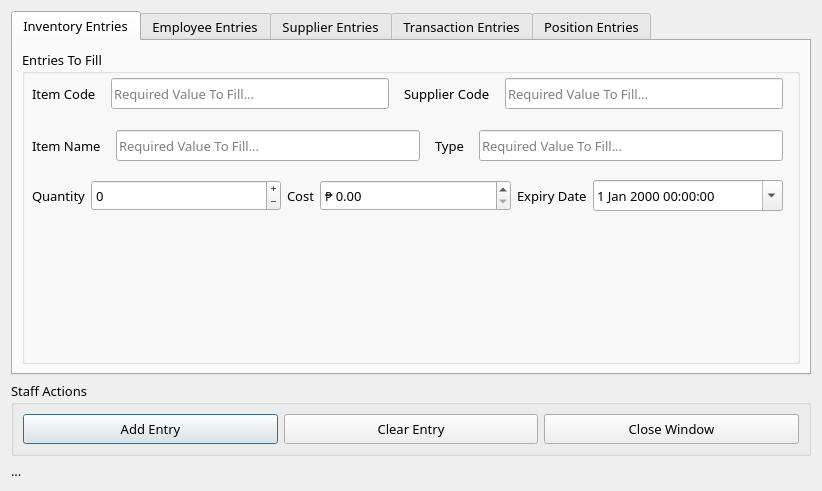
Qt form PyQt5 Backend and FrontEnd Design/Route88_DataManipCmpnt.ui (CodexLink/Route88_HybridBusinessSystem) before a commit.
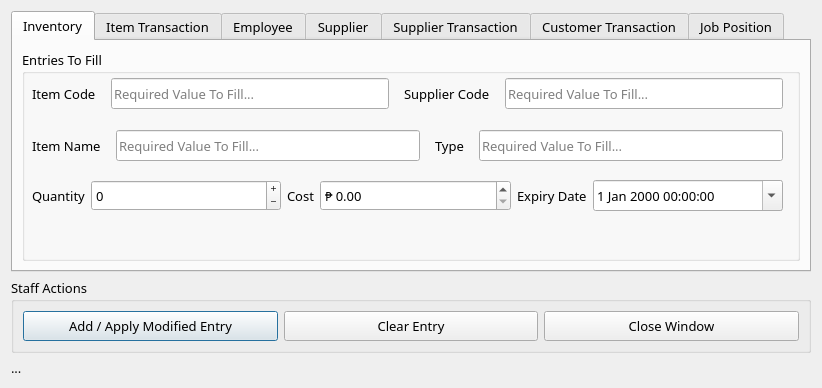
The same form after that commit. Icons and pictures are not drawn.

Patch:
```diff
--- a/PyQt5 Backend and FrontEnd Design/Route88_DataManipCmpnt.ui
+++ b/PyQt5 Backend and FrontEnd Design/Route88_DataManipCmpnt.ui
@@ -10,7 +10,7 @@
     <x>0</x>
     <y>0</y>
     <width>820</width>
-    <height>491</height>
+    <height>388</height>
    </rect>
   </property>
   <property name="sizePolicy">
@@ -69,7 +69,7 @@
        </property>
        <widget class="QWidget" name="InventoryEntryWindow">
         <attribute name="title">
-         <string>Inventory Entries</string>
+         <string>Inventory</string>
         </attribute>
         <layout class="QVBoxLayout" name="verticalLayout">
          <item>
@@ -425,9 +425,14 @@
          </item>
         </layout>
        </widget>
+       <widget class="QWidget" name="TransactionEntries">
+        <attribute name="title">
+         <string>Item Transaction</string>
+        </attribute>
+       </widget>
        <widget class="QWidget" name="EmployeeEntryWindow">
         <attribute name="title">
-         <string>Employee Entries</string>
+         <string>Employee</string>
         </attribute>
         <layout class="QVBoxLayout" name="verticalLayout_4">
          <item>
@@ -953,17 +958,22 @@
        </widget>
        <widget class="QWidget" name="SupplierEntryWindow">
         <attribute name="title">
-         <string>Supplier Entries</string>
+         <string>Supplier</string>
+        </attribute>
+       </widget>
+       <widget class="QWidget" name="tab">
+        <attribute name="title">
+         <string>Supplier Transaction</string>
         </attribute>
        </widget>
        <widget class="QWidget" name="TransactionEntryWindow">
         <attribute name="title">
-         <string>Transaction Entries</string>
+         <string>Customer Transaction</string>
         </attribute>
        </widget>
        <widget class="QWidget" name="PositionEntryTable">
         <attribute name="title">
-         <string>Position Entries</string>
+         <string>Job Position</string>
         </attribute>
         <widget class="QWidget" name="horizontalLayoutWidget_7">
          <property name="geometry">
@@ -1106,7 +1116,7 @@
          </font>
         </property>
         <property name="text">
-         <string>Add Entry</string>
+         <string>Add / Apply Modified Entry</string>
         </property>
        </widget>
       </item>
```
